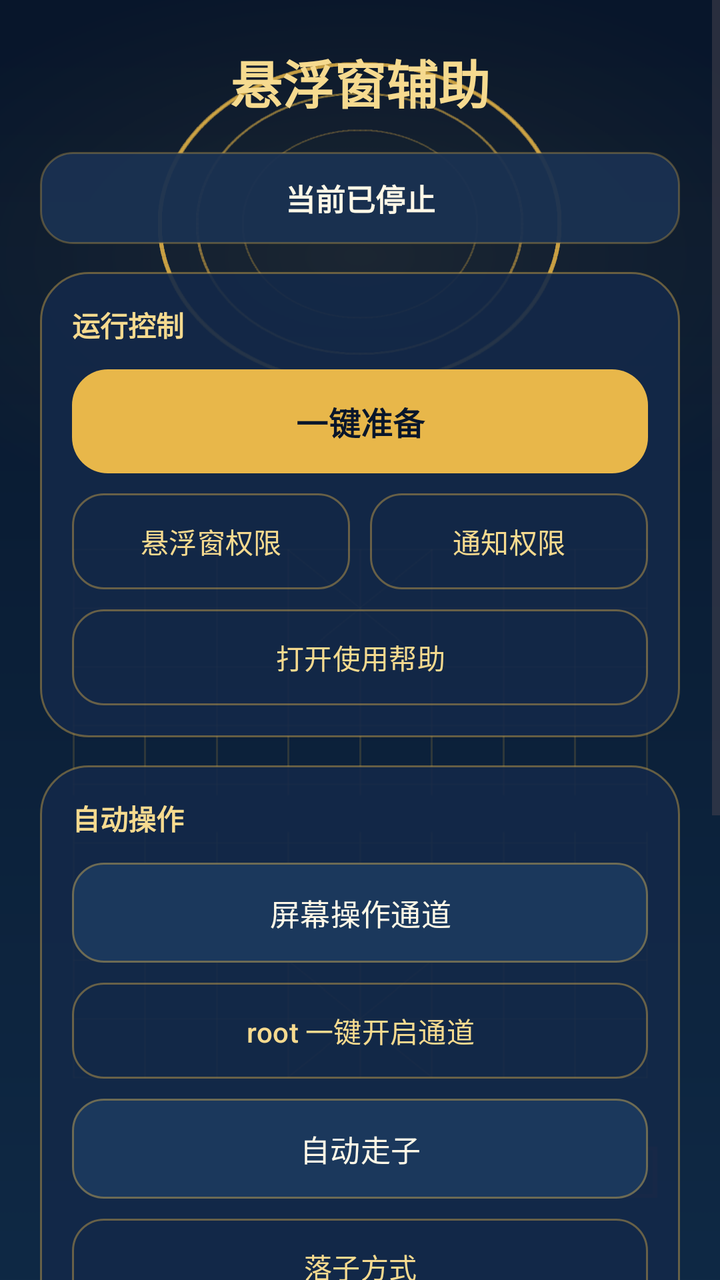
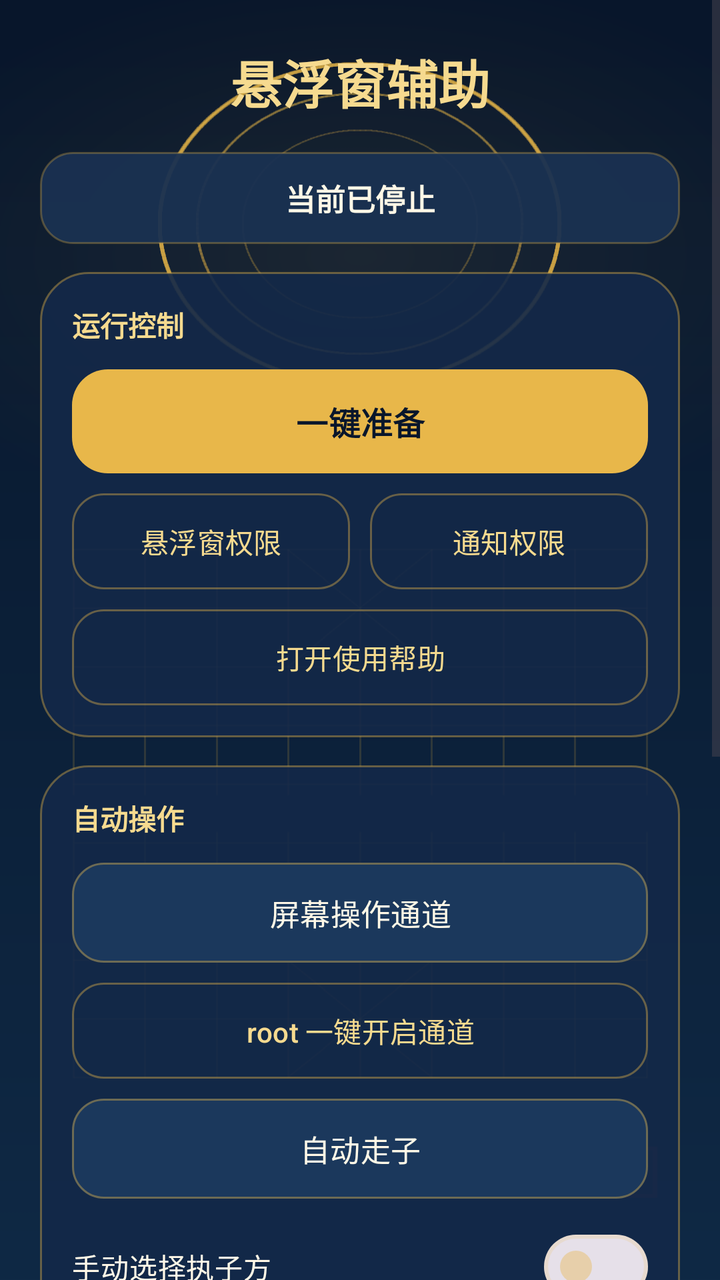

Screens rendered from an Android XML layout before and after an edit, with the pre-edit source and the edit as a unified diff.
<!-- AndroidManifest.xml: application theme Theme.XiangqiAssist -->
<!-- res/layout/assist_activity.xml -->
<?xml version="1.0" encoding="utf-8"?>
<ScrollView xmlns:android="http://schemas.android.com/apk/res/android"
    xmlns:app="http://schemas.android.com/apk/res-auto"
    android:id="@+id/assist_root"
    android:layout_width="match_parent"
    android:layout_height="match_parent"
    android:background="@drawable/app_background"
    android:clipToPadding="false"
    android:fillViewport="true"
    android:overScrollMode="never">

    <LinearLayout
        android:layout_width="match_parent"
        android:layout_height="wrap_content"
        android:orientation="vertical"
        android:paddingStart="20dp"
        android:paddingTop="22dp"
        android:paddingEnd="20dp"
        android:paddingBottom="24dp">

        <TextView
            android:layout_width="match_parent"
            android:layout_height="wrap_content"
            android:gravity="center"
            android:text="悬浮窗辅助"
            android:textColor="@color/brand_gold_300"
            android:textSize="26sp"
            android:textStyle="bold" />

        <TextView
            android:id="@+id/tv_auto_status"
            android:layout_width="match_parent"
            android:layout_height="wrap_content"
            android:layout_marginTop="16dp"
            android:background="@drawable/app_status_bg"
            android:gravity="center"
            android:text="当前已停止"
            android:textColor="@color/brand_text_primary"
            android:textSize="15sp"
            android:textStyle="bold" />

        <LinearLayout
            android:layout_width="match_parent"
            android:layout_height="wrap_content"
            android:layout_marginTop="14dp"
            android:background="@drawable/app_panel_bg"
            android:orientation="vertical">

            <TextView
                android:layout_width="wrap_content"
                android:layout_height="wrap_content"
                android:text="运行控制"
                android:textColor="@color/brand_gold_300"
                android:textSize="14sp"
                android:textStyle="bold" />

            <com.google.android.material.button.MaterialButton
                android:id="@+id/btn_start_capture"
                style="@style/Widget.XiangqiAssist.Button.Primary"
                android:layout_width="match_parent"
                android:layout_height="wrap_content"
                android:layout_marginTop="12dp"
                android:text="一键准备"
                android:textAllCaps="false" />

            <LinearLayout
                android:layout_width="match_parent"
                android:layout_height="wrap_content"
                android:layout_marginTop="10dp"
                android:orientation="horizontal">

                <com.google.android.material.button.MaterialButton
                    android:id="@+id/btn_overlay_permission"
                    style="@style/Widget.XiangqiAssist.Button.Quiet"
                    android:layout_width="0dp"
                    android:layout_height="wrap_content"
                    android:layout_marginEnd="5dp"
                    android:layout_weight="1"
                    android:text="悬浮窗权限"
                    android:textAllCaps="false" />

                <com.google.android.material.button.MaterialButton
                    android:id="@+id/btn_notification_permission"
                    style="@style/Widget.XiangqiAssist.Button.Quiet"
                    android:layout_width="0dp"
                    android:layout_height="wrap_content"
                    android:layout_marginStart="5dp"
                    android:layout_weight="1"
                    android:text="通知权限"
                    android:textAllCaps="false" />
            </LinearLayout>

            <com.google.android.material.button.MaterialButton
                android:id="@+id/btn_assist_help"
                style="@style/Widget.XiangqiAssist.Button.Quiet"
                android:layout_width="match_parent"
                android:layout_height="wrap_content"
                android:layout_marginTop="10dp"
                android:text="打开使用帮助"
                android:textAllCaps="false" />
        </LinearLayout>

        <LinearLayout
            android:layout_width="match_parent"
            android:layout_height="wrap_content"
            android:layout_marginTop="14dp"
            android:background="@drawable/app_panel_bg"
            android:orientation="vertical">

            <TextView
                android:layout_width="wrap_content"
                android:layout_height="wrap_content"
                android:text="自动操作"
                android:textColor="@color/brand_gold_300"
                android:textSize="14sp"
                android:textStyle="bold" />

            <com.google.android.material.button.MaterialButton
                android:id="@+id/btn_accessibility"
                style="@style/Widget.XiangqiAssist.Button.Secondary"
                android:layout_width="match_parent"
                android:layout_height="wrap_content"
                android:layout_marginTop="12dp"
                android:text="屏幕操作通道"
                android:textAllCaps="false" />

            <com.google.android.material.button.MaterialButton
                android:id="@+id/btn_root_enable"
                style="@style/Widget.XiangqiAssist.Button.Quiet"
                android:layout_width="match_parent"
                android:layout_height="wrap_content"
                android:layout_marginTop="10dp"
                android:text="root 一键开启通道"
                android:textAllCaps="false" />

            <com.google.android.material.button.MaterialButton
                android:id="@+id/btn_auto_play"
                style="@style/Widget.XiangqiAssist.Button.Secondary"
                android:layout_width="match_parent"
                android:layout_height="wrap_content"
                android:layout_marginTop="10dp"
                android:text="自动走子"
                android:textAllCaps="false" />

            <com.google.android.material.button.MaterialButton
                android:id="@+id/btn_move_gesture"
                style="@style/Widget.XiangqiAssist.Button.Quiet"
                android:layout_width="match_parent"
                android:layout_height="wrap_content"
                android:layout_marginTop="10dp"
                android:text="落子方式"
                android:textAllCaps="false" />

            <TextView
                android:id="@+id/tv_auto_hint"
                android:layout_width="match_parent"
                android:layout_height="wrap_content"
                android:layout_marginTop="10dp"
                android:gravity="center"
                android:textColor="@color/brand_text_secondary"
                android:textSize="12sp" />
        </LinearLayout>

        <LinearLayout
            android:layout_width="match_parent"
            android:layout_height="wrap_content"
            android:layout_marginTop="14dp"
            android:background="@drawable/app_panel_bg"
            android:orientation="vertical">

            <TextView
                android:layout_width="wrap_content"
                android:layout_height="wrap_content"
                android:text="显示与性能"
                android:textColor="@color/brand_gold_300"
                android:textSize="14sp"
                android:textStyle="bold" />

            <com.google.android.material.button.MaterialButton
                android:id="@+id/btn_yolo_model"
                style="@style/Widget.XiangqiAssist.Button.Secondary"
                android:layout_width="match_parent"
                android:layout_height="wrap_content"
                android:layout_marginTop="10dp"
                android:text="识别模型：大型"
                android:textAllCaps="false" />

            <TextView
                android:id="@+id/tv_yolo_hint"
                android:layout_width="match_parent"
                android:layout_height="wrap_content"
                android:layout_marginTop="8dp"
                android:text="大型优先识别能力；设备不兼容时按大型→中型→Lite自动回退。负载和温度只作提示。"
                android:textColor="@color/brand_text_secondary"
                android:textSize="12sp" />

            <com.google.android.material.button.MaterialButton
                android:id="@+id/btn_engine_threads"
                style="@style/Widget.XiangqiAssist.Button.Secondary"
                android:layout_width="match_parent"
                android:layout_height="wrap_content"
                android:layout_marginTop="10dp"
                android:text="引擎线程"
                android:textAllCaps="false" />

            <TextView
                android:id="@+id/tv_ball_scale_label"
                android:layout_width="match_parent"
                android:layout_height="wrap_content"
                android:layout_marginTop="14dp"
                android:text="悬浮球大小"
                android:textColor="@color/brand_text_primary"
                android:textSize="13sp" />

            <SeekBar
                android:id="@+id/seekbar_ball_scale"
                android:layout_width="match_parent"
                android:layout_height="wrap_content"
                android:max="80"
                android:progress="20"
                android:progressTint="@color/brand_gold_500"
                android:thumbTint="@color/brand_gold_300" />
        </LinearLayout>
    </LinearLayout>
</ScrollView>
<!-- resources referenced by this layout -->
<resources>
  <color name="brand_gold_300">#F6DA8F</color>
  <color name="brand_gold_500">#E8B74A</color>
  <color name="brand_text_primary">#FFF8E7</color>
  <color name="brand_text_secondary">#C9D3DF</color>
  <!-- drawable app_panel_bg (drawable) -->
  <?xml version="1.0" encoding="utf-8"?>
  <shape xmlns:android="http://schemas.android.com/apk/res/android" android:shape="rectangle">
      <solid android:color="@color/brand_surface" />
      <stroke android:width="1dp" android:color="@color/brand_outline" />
      <corners android:radius="24dp" />
      <padding android:left="16dp" android:top="16dp" android:right="16dp" android:bottom="16dp" />
  </shape>
  <!-- drawable app_status_bg (drawable) -->
  <?xml version="1.0" encoding="utf-8"?>
  <shape xmlns:android="http://schemas.android.com/apk/res/android" android:shape="rectangle">
      <solid android:color="@color/brand_surface_strong" />
      <stroke android:width="1dp" android:color="#4DE8B74A" />
      <corners android:radius="16dp" />
      <padding android:left="14dp" android:top="12dp" android:right="14dp" android:bottom="12dp" />
  </shape>
  <style name="Widget.XiangqiAssist.Button.Primary" parent="Widget.Material3.Button">
          <item name="android:minHeight">52dp</item>
          <item name="android:textColor">@color/brand_navy_950</item>
          <item name="android:textSize">16sp</item>
          <item name="android:textStyle">bold</item>
          <item name="backgroundTint">@color/app_button_primary_tint</item>
          <item name="cornerRadius">18dp</item>
          <item name="android:insetTop">0dp</item>
          <item name="android:insetBottom">0dp</item>
      </style>
  <style name="Widget.XiangqiAssist.Button.Quiet" parent="Widget.Material3.Button.OutlinedButton">
          <item name="android:minHeight">48dp</item>
          <item name="android:textColor">@color/brand_gold_300</item>
          <item name="android:textSize">14sp</item>
          <item name="strokeColor">@color/brand_outline</item>
          <item name="strokeWidth">1dp</item>
          <item name="cornerRadius">16dp</item>
          <item name="android:insetTop">0dp</item>
          <item name="android:insetBottom">0dp</item>
      </style>
  <style name="Widget.XiangqiAssist.Button.Secondary" parent="Widget.Material3.Button">
          <item name="android:minHeight">50dp</item>
          <item name="android:textColor">@color/brand_text_primary</item>
          <item name="android:textSize">15sp</item>
          <item name="backgroundTint">@color/app_button_secondary_tint</item>
          <item name="strokeColor">@color/brand_outline</item>
          <item name="strokeWidth">1dp</item>
          <item name="cornerRadius">16dp</item>
          <item name="android:insetTop">0dp</item>
          <item name="android:insetBottom">0dp</item>
      </style>
  <style name="Theme.XiangqiAssist" parent="Base.Theme.XiangqiAssist" />
  <color name="brand_surface">#E6132849</color>
  <color name="brand_outline">#66E8B74A</color>
  <color name="brand_surface_strong">#F21A3152</color>
  <color name="brand_navy_950">#08162B</color>
  <color name="brand_teal_500">#3C8D91</color>
  <color name="white">#FFFFFFFF</color>
  <color name="brand_navy_800">#142A49</color>
  <!-- unchanged entries left out for length: 2 -->
</resources>

<!-- the commit's change to res/layout/assist_activity.xml (unified diff, before → after) -->
@@ -142,6 +142,23 @@
                 android:text="自动走子"
                 android:textAllCaps="false" />
 
+            <com.google.android.material.materialswitch.MaterialSwitch
+                android:id="@+id/switch_side_mode"
+                android:layout_width="match_parent"
+                android:layout_height="wrap_content"
+                android:layout_marginTop="10dp"
+                android:text="手动选择执子方"
+                android:textColor="@color/brand_text_primary"
+                android:textSize="14sp" />
+
+            <TextView
+                android:id="@+id/tv_side_hint"
+                android:layout_width="match_parent"
+                android:layout_height="wrap_content"
+                android:layout_marginTop="4dp"
+                android:textColor="@color/brand_text_secondary"
+                android:textSize="12sp" />
+
             <com.google.android.material.button.MaterialButton
                 android:id="@+id/btn_move_gesture"
                 style="@style/Widget.XiangqiAssist.Button.Quiet"
